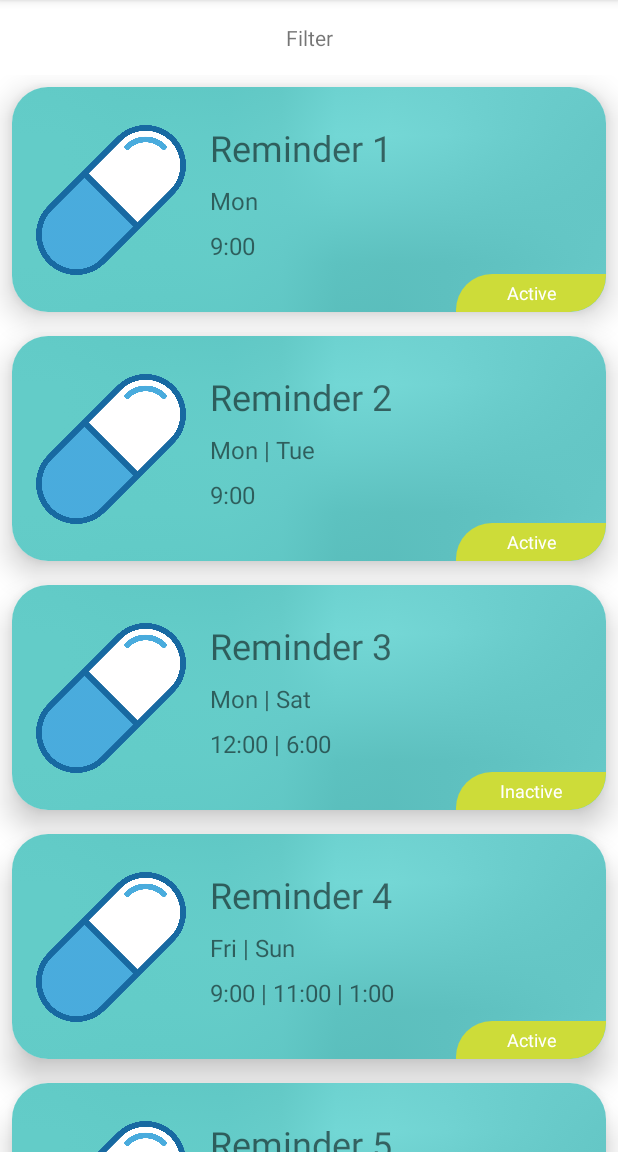
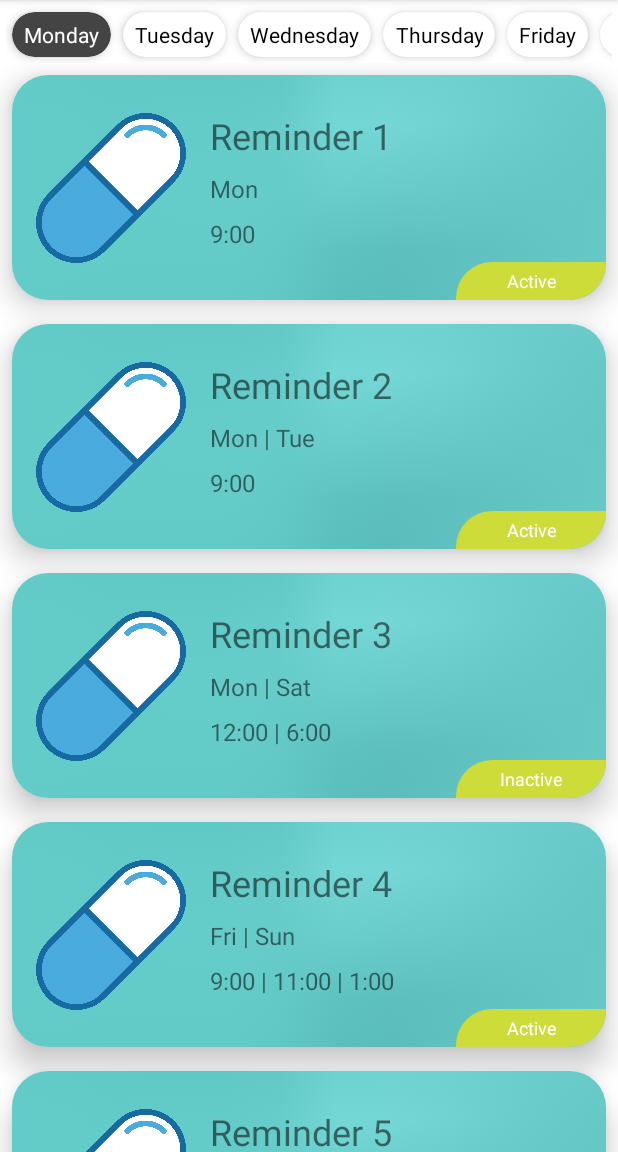
Before and after one commit to sothengski/MyHealthReminder, an Android app: the screen it shows after launch (MainActivity), on a phone screen of 412 x 824 dp, the part 84-1236 px from its top. Run offline under Robolectric (Android 15) with nearby library versions, the phone set to English and light mode, and no system bars.

Commit message:
Created/Implimented RecyclerView for the DayFiltersList

```diff
--- /dev/null
+++ b/app/src/main/java/com/example/myhealthreminder/FilterModel.kt
@@ -0,0 +1,3 @@
+package com.example.myhealthreminder
+
+data class FilterModel(val filterId: Int, val filterName: String, val filterStatus: Boolean)
--- /dev/null
+++ b/app/src/main/java/com/example/myhealthreminder/FiltersAdapter.kt
@@ -0,0 +1,40 @@
+package com.example.myhealthreminder
+
+import android.graphics.Color
+import android.view.LayoutInflater
+import android.view.View
+import android.view.ViewGroup
+import android.widget.TextView
+import androidx.cardview.widget.CardView
+import androidx.recyclerview.widget.RecyclerView
+import com.google.android.material.color.MaterialColors
+
+class FiltersAdapter(val filtersList: ArrayList<FilterModel>) :
+    RecyclerView.Adapter<FiltersAdapter.MyViewHolder>() {
+    inner class MyViewHolder(itemView: View) : RecyclerView.ViewHolder(itemView) {
+        val filterCard: CardView
+        val filterName: TextView
+
+        init {
+            filterCard = itemView.findViewById(R.id.filter_card)
+            filterName = itemView.findViewById(R.id.txtv_day)
+        }
+    }
+
+    override fun onCreateViewHolder(parent: ViewGroup, viewType: Int): MyViewHolder {
+        val v =
+            LayoutInflater.from(parent.context).inflate(R.layout.filter_card_layout, parent, false)
+        return MyViewHolder(v)
+    }
+
+    override fun getItemCount(): Int {
+        return filtersList.size
+    }
+
+    override fun onBindViewHolder(holder: MyViewHolder, position: Int) {
+        holder.filterCard.setCardBackgroundColor(if (filtersList[position].filterStatus) Color.DKGRAY else Color.WHITE)
+        holder.filterName.setText(filtersList[position].filterName)
+        holder.filterName.setTextColor(if (filtersList[position].filterStatus) Color.WHITE else Color.BLACK)
+    }
+
+}
--- a/app/src/main/java/com/example/myhealthreminder/MainActivity.kt
+++ b/app/src/main/java/com/example/myhealthreminder/MainActivity.kt
@@ -60,5 +60,39 @@ class MainActivity : AppCompatActivity() {
         // 3- Adapter
         val adapter = RemindersAdapter(remindersList)
         recyclerView.adapter = adapter
+
+        filterRecyclerView()
+    }
+
+    fun filterRecyclerView() {
+        // 1- RecyclerView
+        val filterRecyclerView: RecyclerView = findViewById(R.id.recyclerView_filter)
+        filterRecyclerView.layoutManager =
+            LinearLayoutManager(this, LinearLayoutManager.HORIZONTAL, false)
+
+        // 2- Data source: List of ReminderModel Objects
+        var filtersList: ArrayList<FilterModel> = ArrayList()
+
+        var filter1 = FilterModel(1, "Monday",true)
+        var filter2 = FilterModel(2, "Tuesday",false)
+        var filter3 = FilterModel(3, "Wednesday",false)
+        var filter4 = FilterModel(4, "Thursday",false)
+        var filter5 = FilterModel(5, "Friday",false)
+        var filter6 = FilterModel(6, "Saturday",false)
+        var filter7 = FilterModel(7, "Sunday",false)
+
+
+        filtersList.add(filter1)
+        filtersList.add(filter2)
+        filtersList.add(filter3)
+        filtersList.add(filter4)
+        filtersList.add(filter5)
+        filtersList.add(filter6)
+        filtersList.add(filter7)
+
+
+        // 3- Adapter
+        val adapter = FiltersAdapter(filtersList)
+        filterRecyclerView.adapter = adapter
     }
 }
--- a/app/src/main/res/layout/activity_main.xml
+++ b/app/src/main/res/layout/activity_main.xml
@@ -7,12 +7,12 @@
     android:layout_height="match_parent"
     tools:context=".MainActivity">
 
-    <TextView
-        android:id="@+id/filter"
+
+    <androidx.recyclerview.widget.RecyclerView
+        android:id="@+id/recyclerView_filter"
         android:layout_width="match_parent"
-        android:layout_height="50dp"
-        android:gravity="center"
-        android:text="Filter"
+        android:layout_height="wrap_content"
+        android:layout_margin="4dp"
         app:layout_constraintEnd_toEndOf="parent"
         app:layout_constraintStart_toStartOf="parent"
         app:layout_constraintTop_toTopOf="parent" />
@@ -24,6 +24,6 @@
         app:layout_constraintBottom_toBottomOf="parent"
         app:layout_constraintEnd_toEndOf="parent"
         app:layout_constraintStart_toStartOf="parent"
-        app:layout_constraintTop_toBottomOf="@+id/filter" />
+        app:layout_constraintTop_toBottomOf="@+id/recyclerView_filter" />
 
 </androidx.constraintlayout.widget.ConstraintLayout>
--- /dev/null
+++ b/app/src/main/res/layout/filter_card_layout.xml
@@ -0,0 +1,35 @@
+<?xml version="1.0" encoding="utf-8"?>
+<androidx.cardview.widget.CardView xmlns:android="http://schemas.android.com/apk/res/android"
+    xmlns:app="http://schemas.android.com/apk/res-auto"
+    android:id="@+id/filter_card"
+    android:layout_width="wrap_content"
+    android:layout_height="30dp"
+    android:layout_gravity="center"
+    android:layout_margin="4dp"
+    android:layout_marginTop="4dp"
+    android:layout_marginBottom="4dp"
+    android:orientation="horizontal"
+    app:cardCornerRadius="16dp"
+    app:cardElevation="4dp">
+
+    <androidx.constraintlayout.widget.ConstraintLayout
+        android:layout_width="wrap_content"
+        android:layout_height="match_parent"
+        android:layout_gravity="center"
+        android:paddingLeft="8dp"
+        android:paddingRight="8dp">
+
+        <TextView
+            android:id="@+id/txtv_day"
+            android:layout_width="wrap_content"
+            android:layout_height="match_parent"
+            android:gravity="center"
+            android:text="Monday"
+            app:layout_constraintBottom_toBottomOf="parent"
+            app:layout_constraintEnd_toEndOf="parent"
+            app:layout_constraintStart_toStartOf="parent"
+            app:layout_constraintTop_toTopOf="parent" />
+
+    </androidx.constraintlayout.widget.ConstraintLayout>
+
+</androidx.cardview.widget.CardView>
```
